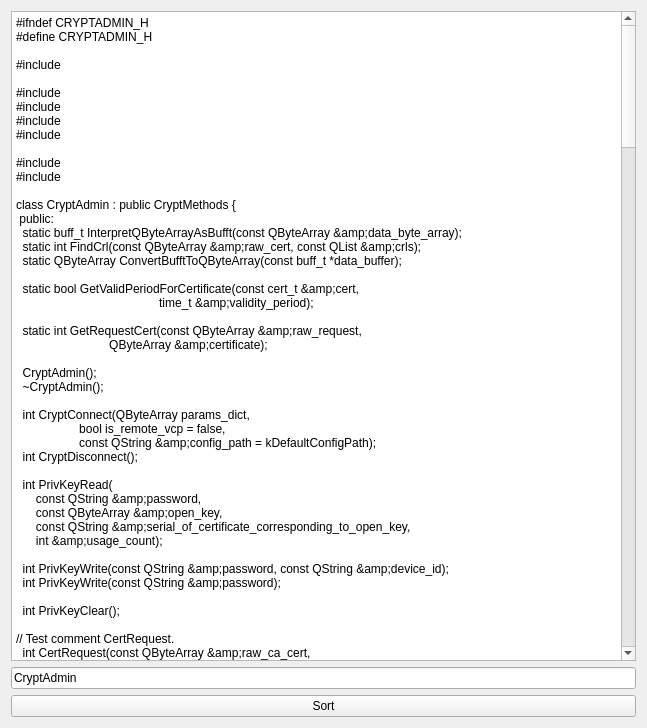
Above: mainwindow.ui from VoreWind/ClassMethodSorter before the change. Below: the same form after it.
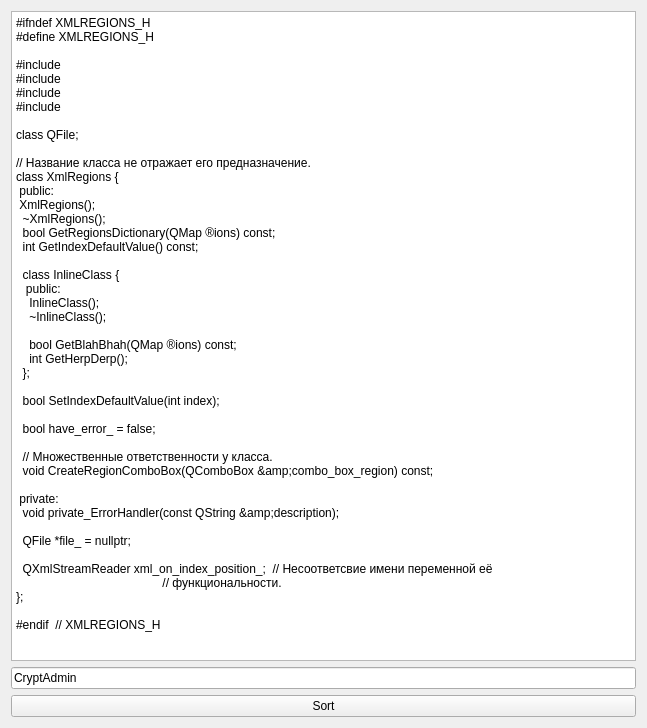
That is the form after the change.

Commit message: Implement sorting of the subclasses within a class

```diff
--- a/mainwindow.ui
+++ b/mainwindow.ui
@@ -25,234 +25,50 @@
     <item row="0" column="0">
      <widget class="QPlainTextEdit" name="segment_text_edit">
       <property name="plainText">
-       <string>#ifndef CRYPTADMIN_H
-#define CRYPTADMIN_H
+       <string>#ifndef XMLREGIONS_H
+#define XMLREGIONS_H
 
-#include &lt;cryptmethods.h&gt;
-
-#include &lt;QDateTime&gt;
+#include &lt;QComboBox&gt;
 #include &lt;QMap&gt;
-#include &lt;QString&gt;
-#include &lt;QStringList&gt;
+#include &lt;QXmlStreamReader&gt;
+#include &lt;QXmlStreamWriter&gt;
 
-#include &lt;libcert.h&gt;
-#include &lt;pkiparse.h&gt;
+class QFile;
 
-class CryptAdmin : public CryptMethods {
+// Название класса не отражает его предназначение.
+class XmlRegions {
  public:
-  static buff_t InterpretQByteArrayAsBufft(const QByteArray &amp;data_byte_array);
-  static int FindCrl(const QByteArray &amp;raw_cert, const QList&lt;QByteArray&gt; &amp;crls);
-  static QByteArray ConvertBufftToQByteArray(const buff_t *data_buffer);
+ XmlRegions();
+  ~XmlRegions();
+  bool GetRegionsDictionary(QMap&lt;QString, QString&gt; &amp;regions) const;
+  int GetIndexDefaultValue() const;
 
-  static bool GetValidPeriodForCertificate(const cert_t &amp;cert,
-                                           time_t &amp;validity_period);
+  class InlineClass {
+   public:
+    InlineClass();
+    ~InlineClass();
 
-  static int GetRequestCert(const QByteArray &amp;raw_request,
-                            QByteArray &amp;certificate);
-
-  CryptAdmin();
-  ~CryptAdmin();
-
-  int CryptConnect(QByteArray params_dict,
-                   bool is_remote_vcp = false,
-                   const QString &amp;config_path = kDefaultConfigPath);
-  int CryptDisconnect();
-
-  int PrivKeyRead(
-      const QString &amp;password,
-      const QByteArray &amp;open_key,
-      const QString &amp;serial_of_certificate_corresponding_to_open_key,
-      int &amp;usage_count);
-
-  int PrivKeyWrite(const QString &amp;password, const QString &amp;device_id);
-  int PrivKeyWrite(const QString &amp;password);
-
-  int PrivKeyClear();
-
-// Test comment CertRequest.
-  int CertRequest(const QByteArray &amp;raw_ca_cert,
-                  const CRequest &amp;request,
-                  const CertTemplate &amp;cert_template,
-                  QByteArray &amp;raw_request);  /// Генерирует ключ.
-  int CrossCertRequest(const QByteArray &amp;other_ca_cert,
-                       const QByteArray &amp;own_ca_cert,
-                       const CertTemplate &amp;cert_template,
-                       QByteArray &amp;raw_request);
-  int MakeRequestOfCrossCertificate(
-      const QByteArray &amp;other_ca_cert,
-      const QByteArray &amp;own_ca_cert,
-      const QList&lt;QByteArray&gt; &amp;all_own_ca_certificates,
-      const CertTemplate &amp;cert_template,
-      QByteArray &amp;raw_request);
-  int RevokeRequest(const QByteArray &amp;raw_ca_cert,
-                    const QByteArray &amp;raw_cert,
-                    const QString &amp;password,
-                    QByteArray &amp;raw_request,
-                    const int reason = 5);
-  int StopRequest(const QByteArray &amp;raw_ca_cert,
-                  const QByteArray &amp;raw_cert,
-                  const QString &amp;password,
-                  const QDate &amp;date,
-                  QByteArray &amp;raw_request);
-  int StartRequest(const QByteArray &amp;raw_ca_cert,
-                   const QByteArray &amp;raw_cert,
-                   const QString &amp;password,
-                   QByteArray &amp;raw_request);
-
-  int MakeRootCert(const CRequest &amp;request,
-                   const CertTemplate &amp;cert_template,
-                   QByteArray &amp;raw_cert);  /// Генерирует ключ.
-  int MakeCert(const QByteArray &amp;raw_request,
-               unsigned long long number,
-               QByteArray &amp;raw_cert);
-  int MakeCrl(const QByteArray &amp;raw_ca_cert,
-              unsigned long long crl_number,
-              unsigned long long crl_base_number,
-              const QList&lt;QStringList&gt; &amp;bad_certs,
-              QByteArray &amp;raw_crl,
-              const QList&lt;int&gt; &amp;reasons = QList&lt;int&gt;());
-
-  int MakeSign(const QByteArray &amp;data, QByteArray &amp;sign);
-
-  int MakeHash(const QByteArray &amp;cert,
-               const QByteArray &amp;data,
-               QByteArray &amp;hash);
-
-  int CheckCert(const QByteArray &amp;raw_user_cert,
-                const QByteArray &amp;raw_ca_cert,
-                const QByteArray &amp;raw_crl,
-                const QByteArray &amp;raw_ca_cert_for_crl,
-                QString &amp;reason_invalidity_certificate);
-
-  int CheckCert(const QByteArray &amp;raw_user_cert,
-                const QByteArray &amp;raw_ca_cert,
-                const QByteArray &amp;raw_crl,
-                const QByteArray &amp;raw_ca_cert_for_crl);
-
-  int CheckRequest(const QByteArray &amp;raw_request);
-
-  int CheckCrl(const QByteArray &amp;raw_crl, const QByteArray &amp;raw_ca_cert);
-
-  int CheckSign(const QByteArray &amp;raw_cert,
-                const QByteArray &amp;data,
-                const QByteArray &amp;sign);
-
-  int ResignRequest(const QByteArray &amp;raw_request,
-                    const QByteArray &amp;raw_user_cert,
-                    QByteArray &amp;new_request);
-
-  int GetCertChain(QList&lt;QByteArray&gt; &amp;raw_certs, QList&lt;QByteArray&gt; &amp;raw_crls);
-
-  int DecomposeInfo(QStringList &amp;group_names,
-                    QList&lt;int&gt; &amp;max_count,
-                    QList&lt;int&gt; &amp;compose_count);
-  int DecomposeKey();
-
-  int WriteKeyPart(
-      int group_number,
-      int user_number,
-      const QString &amp;password,
-      const QByteArray &amp;open_key,
-      const QString &amp;serial_of_certificate_corresponding_to_open_key);
-
-  int ReadKeyPart(
-      int group_number,
-      int user_number,
-      const QString &amp;password,
-      const QByteArray &amp;open_key,
-      const QString &amp;serial_of_certificate_corresponding_to_open_key);
-
-  int ComposeKey();
-
-  int ShowRemoteDialog(const QString &amp;message, QString &amp;answer);
-
-  int CertHashInfo(const QByteArray &amp;raw_cert,
-                   QString &amp;hash_algorithm,
-                   QString &amp;hash_param);
-
-  int GetRandom(const QString &amp;rand_type, int size, QByteArray &amp;rand);
-
-  QString GeneratePin(int length_of_password);
-
-  int GetUctKeyFromSecret(QByteArray &amp;key);
-
-  bool IsKeyExists() const;
-  QByteArray GetRawSignKey();
-
-  int SignContainerOfCryptographicParameters(
-      const QByteArray &amp;container_parameters,
-      const QByteArray &amp;ca_certificate,
-      QByteArray &amp;signed_container_parameters);
-
-  enum ContainersType {
-    kNotEncrypted = 0,
-    kEncrypted = 1,
-    kPkcs = 2,
-    kUnknown = 3
+    bool GetBlahBhah(QMap&lt;QString, QString&gt; &amp;regions) const;
+    int GetHerpDerp();
   };
-  ContainersType GetContainersType() const;
+
+  bool SetIndexDefaultValue(int index);
+
+  bool have_error_ = false;
+
+  // Множественные ответственности у класса.
+  void CreateRegionComboBox(QComboBox &amp;combo_box_region) const;
 
  private:
-  static const QString kDefaultConfigPath;
+  void private_ErrorHandler(const QString &amp;description);
 
-  static int AddIssuerSerialToCert(const char *issuer_serial,
-                                   int issuer_serial_size,
-                                   cert_t &amp;cert);
-  static int AddIssuerSerialToCrl(const char *issuer_serial,
-                                  int issuer_serial_size,
-                                  crl_t &amp;crl);
-  static int AddIssuerSerialToRequest(const char *issuer_serial,
-                                      int issuer_serial_size,
-                                      req_t &amp;req);
-  static int AddIssuerSerialToExtensions(char const *issuer_serial,
-                                         int issuer_serial_size,
-                                         cert_ext_t **extensions,
-                                         unsigned long *count_of_extension);
+  QFile *file_ = nullptr;
 
-  int PrivKeyRead(const QString &amp;password,
-                  const QByteArray &amp;open_key,
-                  int &amp;usage_count);
-  int ReadKeyPart(int group_number,
-                  int user_number,
-                  const QString &amp;password,
-                  const QByteArray &amp;open_key);
-  int WriteKeyPart(int group_number,
-                   int user_number,
-                   const QString &amp;password,
-                   const QByteArray &amp;open_key);
-  bool IsCryptoAndOperationLoaded() const;
-
-  int MeshingCrl(QList&lt;QByteArray&gt; &amp;crls);
-  int DivCheckCrl(const CCertificate &amp;cert, const QString &amp;crl_number);
-
-  QMap&lt;QString, QByteArray&gt; delta_crls_;
-  QMap&lt;QString, QList&lt;QByteArray&gt; &gt; distributed_crls_;
-  QString serial_of_certificate_corresponding_to_open_key_;
-
-  QString key_device_id_;
-  QString key_syntax_id_;
-  QString key_random_id_;
-  int key_usage_count_ = 0;
-  time_t key_timeout_ = 0;
-
-  QString compose_algorithm_id_;
-  QString compose_device_id_;
-  QString compose_syntax_id_;
-  int compose_usage_count_ = 0;
-  time_t compose_timeout_ = 0;
-  QList&lt;int&gt; compose_parts_;
-
-  QString sign_random_id_;
-  time_t cert_validity_ = 0;
-  time_t crl_update_ = 0;
-
-  int operation_loaded_ = 0;
-  int compose_loaded_ = 0;
-  int crypto_loaded_ = 0;
-  int key_loaded_ = 0;
+  QXmlStreamReader xml_on_index_position_;  // Несоответсвие имени переменной её
+                                            // функциональности.
 };
 
-#endif  // CRYPTADMIN_H
+#endif  // XMLREGIONS_H
 </string>
       </property>
      </widget>
```
The commit also changes 1 other file.
